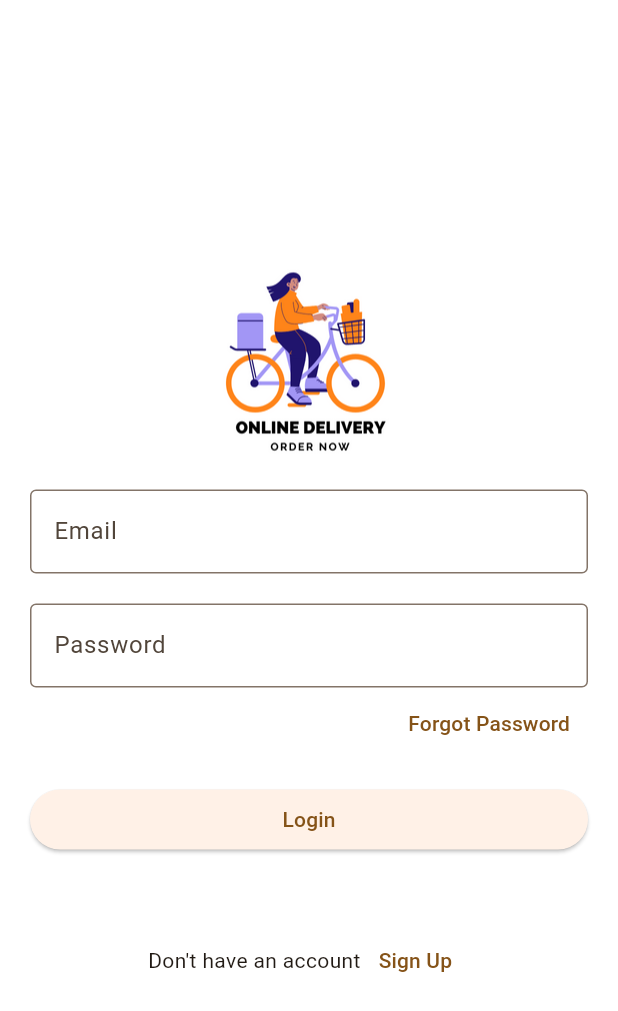
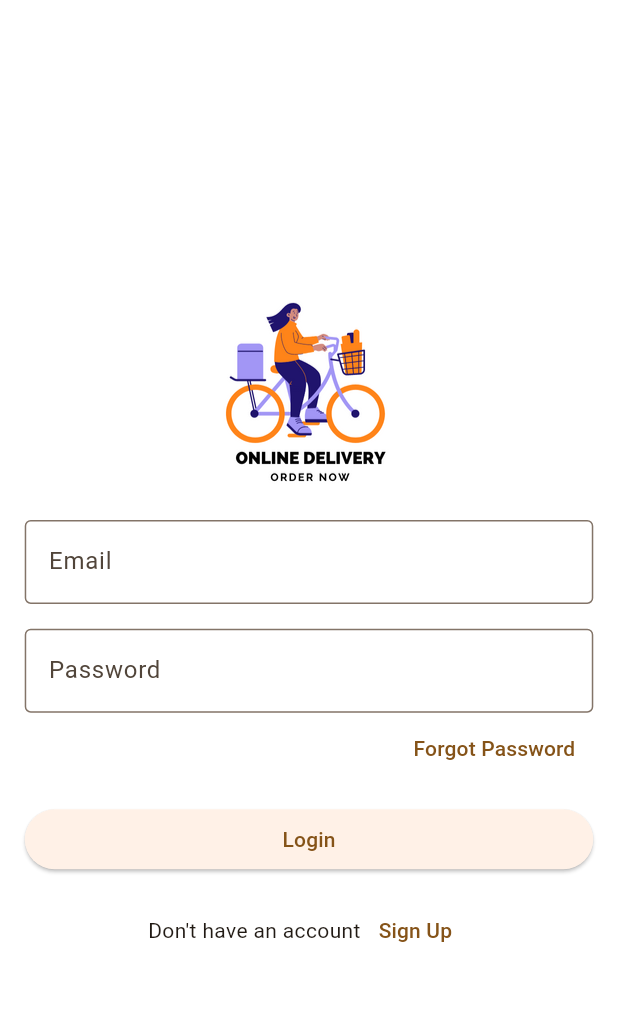
Before and after one commit to flutter-preview/chusamasadiq-Flutter-Course, a Flutter app: the screen it shows after launch, on a phone screen of 412 x 824 dp. Shown: the top 1011 px of the screen. Run offline on Flutter 3.47's test engine with Material 2 defaults, Android fonts, the phone set to English and light mode, and no system bars.

Commit message:
Flutter Course

```diff
--- a/lib/screen/food_description.dart
+++ b/lib/screen/food_description.dart
@@ -4,6 +4,6 @@
 
   @override
   Widget build(BuildContext context) {
-    return Scaffold();
+    return const Scaffold();
   }
 }
--- a/lib/screen/homefeed_screen.dart
+++ b/lib/screen/homefeed_screen.dart
@@ -1,6 +1,7 @@
 import 'package:flutter/material.dart';
 import 'package:fluttercourse/screen/favourite_screen.dart';
 import 'package:fluttercourse/screen/home_screen.dart';
+import 'package:fluttercourse/screen/profile_screen.dart';
 
 class HomeFeedScreen extends StatefulWidget {
   @override
@@ -11,8 +12,8 @@
   int _selectedIndex = 0;
   final List<Widget> _screens = <Widget>[
     const HomeScreen(),
-    FavouriteScreen(),
-    Text('Profile'),
+    const FavouriteScreen(),
+    const ProfileScreen()
   ];
 
   void onItemTapped(int index) {
--- a/lib/screen/login_screen.dart
+++ b/lib/screen/login_screen.dart
@@ -27,9 +27,12 @@
 
   @override
   Widget build(BuildContext context) {
+    // Gain Height of the Screen
+    final  screenHeight = MediaQuery.of(context).size.height;
+
     return Scaffold(
       body: Padding(
-        padding: const EdgeInsets.all(20.0),
+        padding: EdgeInsets.all(screenHeight * 0.02),
         child: Column(
           mainAxisAlignment: MainAxisAlignment.center,
           children: [
@@ -42,7 +45,7 @@
               labelText: 'Email',
               hintText: 'Email',
             ),
-            const SizedBox(height: 20),
+            SizedBox(height: screenHeight / 50),
             TextFieldWidget(
               controller: _passwordController,
               labelText: 'Password',
@@ -64,7 +67,7 @@
                     child: const Text('Forgot Password'))
               ],
             ),
-            const SizedBox(height: 20),
+            SizedBox(height: screenHeight / 50),
             ButtonWidget(
                 title: 'Login',
                 onPress: () {
@@ -75,7 +78,7 @@
                     ),
                   );
                 }),
-            const SizedBox(height: 50),
+            SizedBox(height: screenHeight / 50),
             Row(
               mainAxisAlignment: MainAxisAlignment.center,
               children: [
--- a/lib/screen/signup_screen.dart
+++ b/lib/screen/signup_screen.dart
@@ -18,10 +18,12 @@
 
   @override
   Widget build(BuildContext context) {
+    final screenHeight = MediaQuery.of(context).size.height;
+    final screenWidth = MediaQuery.of(context).size.width;
     return Scaffold(
       body: Center(
         child: Padding(
-          padding: const EdgeInsets.all(20.0),
+          padding: EdgeInsets.all(screenHeight * 0.02),
           child: SingleChildScrollView(
             child: Column(
               crossAxisAlignment: CrossAxisAlignment.center,
```
Also changed, not shown: lib/screen/profile_screen.dart (added, +77 -0 lines).
